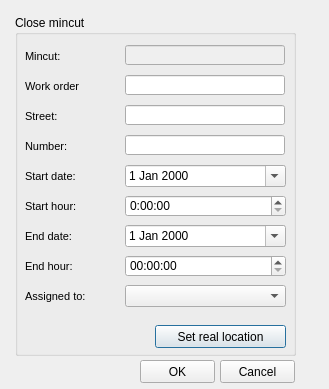
Old version of the form ui/mincut_fin.ui in the repository Giswater/giswater_qgis_plugin.
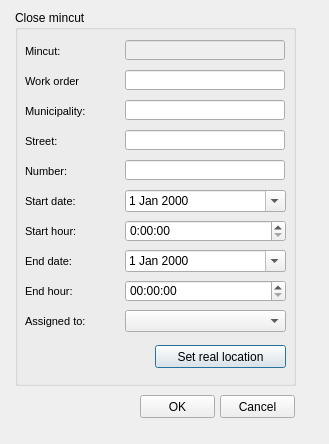
New version of the form.

```diff
--- a/ui/mincut_fin.ui
+++ b/ui/mincut_fin.ui
@@ -7,7 +7,7 @@
     <x>0</x>
     <y>0</y>
     <width>329</width>
-    <height>389</height>
+    <height>444</height>
    </rect>
   </property>
   <property name="windowTitle">
@@ -17,9 +17,9 @@
    <property name="geometry">
     <rect>
      <x>15</x>
-     <y>15</y>
+     <y>10</y>
      <width>281</width>
-     <height>341</height>
+     <height>376</height>
     </rect>
    </property>
    <property name="title">
@@ -95,7 +95,7 @@
     <property name="geometry">
      <rect>
       <x>110</x>
-      <y>90</y>
+      <y>120</y>
       <width>160</width>
       <height>20</height>
      </rect>
@@ -114,7 +114,7 @@
     <property name="geometry">
      <rect>
       <x>10</x>
-      <y>90</y>
+      <y>120</y>
       <width>90</width>
       <height>22</height>
      </rect>
@@ -150,7 +150,7 @@
     <property name="geometry">
      <rect>
       <x>10</x>
-      <y>150</y>
+      <y>180</y>
       <width>90</width>
       <height>22</height>
      </rect>
@@ -186,7 +186,7 @@
     <property name="geometry">
      <rect>
       <x>10</x>
-      <y>180</y>
+      <y>210</y>
       <width>90</width>
       <height>22</height>
      </rect>
@@ -225,7 +225,7 @@
     <property name="geometry">
      <rect>
       <x>110</x>
-      <y>180</y>
+      <y>210</y>
       <width>161</width>
       <height>22</height>
      </rect>
@@ -259,7 +259,7 @@
     <property name="geometry">
      <rect>
       <x>110</x>
-      <y>240</y>
+      <y>270</y>
       <width>161</width>
       <height>22</height>
      </rect>
@@ -275,7 +275,7 @@
     <property name="geometry">
      <rect>
       <x>10</x>
-      <y>240</y>
+      <y>270</y>
       <width>90</width>
       <height>22</height>
      </rect>
@@ -311,7 +311,7 @@
     <property name="geometry">
      <rect>
       <x>10</x>
-      <y>210</y>
+      <y>240</y>
       <width>90</width>
       <height>22</height>
      </rect>
@@ -347,7 +347,7 @@
     <property name="geometry">
      <rect>
       <x>110</x>
-      <y>210</y>
+      <y>240</y>
       <width>161</width>
       <height>22</height>
      </rect>
@@ -366,7 +366,7 @@
     <property name="geometry">
      <rect>
       <x>110</x>
-      <y>150</y>
+      <y>180</y>
       <width>161</width>
       <height>22</height>
      </rect>
@@ -382,7 +382,7 @@
     <property name="geometry">
      <rect>
       <x>140</x>
-      <y>310</y>
+      <y>335</y>
       <width>131</width>
       <height>23</height>
      </rect>
@@ -398,7 +398,7 @@
     <property name="geometry">
      <rect>
       <x>110</x>
-      <y>120</y>
+      <y>150</y>
       <width>160</width>
       <height>20</height>
      </rect>
@@ -417,7 +417,7 @@
     <property name="geometry">
      <rect>
       <x>10</x>
-      <y>120</y>
+      <y>150</y>
       <width>90</width>
       <height>22</height>
      </rect>
@@ -511,7 +511,7 @@
     <property name="geometry">
      <rect>
       <x>10</x>
-      <y>270</y>
+      <y>300</y>
       <width>90</width>
       <height>22</height>
      </rect>
@@ -547,18 +547,76 @@
     <property name="geometry">
      <rect>
       <x>110</x>
-      <y>270</y>
+      <y>300</y>
       <width>161</width>
       <height>22</height>
      </rect>
     </property>
    </widget>
+   <widget class="QLineEdit" name="muni_id">
+    <property name="enabled">
+     <bool>true</bool>
+    </property>
+    <property name="geometry">
+     <rect>
+      <x>110</x>
+      <y>90</y>
+      <width>160</width>
+      <height>20</height>
+     </rect>
+    </property>
+    <property name="styleSheet">
+     <string notr="true"/>
+    </property>
+    <property name="text">
+     <string/>
+    </property>
+    <property name="alignment">
+     <set>Qt::AlignLeading|Qt::AlignLeft|Qt::AlignVCenter</set>
+    </property>
+   </widget>
+   <widget class="QLabel" name="label_label_x_10">
+    <property name="geometry">
+     <rect>
+      <x>10</x>
+      <y>90</y>
+      <width>90</width>
+      <height>22</height>
+     </rect>
+    </property>
+    <property name="font">
+     <font>
+      <pointsize>8</pointsize>
+     </font>
+    </property>
+    <property name="frameShape">
+     <enum>QFrame::NoFrame</enum>
+    </property>
+    <property name="frameShadow">
+     <enum>QFrame::Plain</enum>
+    </property>
+    <property name="text">
+     <string>Municipality:</string>
+    </property>
+    <property name="textFormat">
+     <enum>Qt::AutoText</enum>
+    </property>
+    <property name="scaledContents">
+     <bool>false</bool>
+    </property>
+    <property name="alignment">
+     <set>Qt::AlignLeading|Qt::AlignLeft|Qt::AlignVCenter</set>
+    </property>
+    <property name="margin">
+     <number>3</number>
+    </property>
+   </widget>
   </widget>
   <widget class="QPushButton" name="btn_accept">
    <property name="geometry">
     <rect>
      <x>140</x>
-     <y>360</y>
+     <y>395</y>
      <width>75</width>
      <height>23</height>
     </rect>
@@ -571,7 +629,7 @@
    <property name="geometry">
     <rect>
      <x>220</x>
-     <y>360</y>
+     <y>395</y>
      <width>75</width>
      <height>23</height>
     </rect>
```
